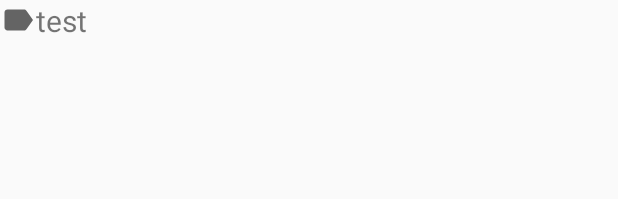
After one commit to MJYmajiayuan/Notepad, an Android app: the layout tag_item.xml on its own in the app's theme, with its tools: preview values and no code run, on a phone screen of 412 x 824 dp. The commit adds this screen. Shown: the top 199 px of the screen. Run offline under Robolectric (Android 15) with nearby library versions, the phone set to English and light mode, and no system bars.

Commit message:
thirteenth commit.

```diff
--- /dev/null
+++ b/app/src/main/res/drawable/ic_baseline_label_24.xml
@@ -0,0 +1,10 @@
+<vector xmlns:android="http://schemas.android.com/apk/res/android"
+    android:width="24dp"
+    android:height="24dp"
+    android:viewportWidth="24"
+    android:viewportHeight="24"
+    android:tint="?attr/colorControlNormal">
+  <path
+      android:fillColor="@android:color/white"
+      android:pathData="M17.63,5.84C17.27,5.33 16.67,5 16,5L5,5.01C3.9,5.01 3,5.9 3,7v10c0,1.1 0.9,1.99 2,1.99L16,19c0.67,0 1.27,-0.33 1.63,-0.84L22,12l-4.37,-6.16z"/>
+</vector>
--- /dev/null
+++ b/app/src/main/res/layout/tag_item.xml
@@ -0,0 +1,22 @@
+<?xml version="1.0" encoding="utf-8"?>
+<LinearLayout xmlns:android="http://schemas.android.com/apk/res/android"
+    xmlns:app="http://schemas.android.com/apk/res-auto"
+    android:layout_width="match_parent"
+    android:layout_height="wrap_content"
+    android:orientation="horizontal">
+
+    <ImageView
+        android:layout_width="wrap_content"
+        android:layout_height="wrap_content"
+        android:src="@drawable/ic_baseline_label_24"
+        android:layout_gravity="center_vertical"/>
+
+    <TextView
+        android:id="@+id/tag_text"
+        android:layout_width="wrap_content"
+        android:layout_height="wrap_content"
+        android:text="test"
+        android:textSize="20sp"
+        android:layout_gravity="center_vertical"/>
+
+</LinearLayout>
```
Also changed, not shown: app/src/main/java/com/android/notepad/MainActivity.java (+45 -23 lines), app/src/main/java/com/android/notepad/MainViewModel.java (+9 -0 lines), app/src/main/java/com/android/notepad/adapter/DrawerTagAdapter.java (added, +53 -0 lines), app/src/main/java/com/android/notepad/adapter/NoteAdapter.java (renamed from app/src/main/java/com/android/notepad/ui/home/NoteAdapter.java, +1 -7 lines), app/src/main/java/com/android/notepad/login/Repository.java (+11 -0 lines), app/src/main/java/com/android/notepad/login/dao/DatabaseUtils.java (added, +15 -0 lines), app/src/main/java/com/android/notepad/login/dao/NoteDao.java (+3 -7 lines), app/src/main/java/com/android/notepad/login/dao/NoteDatabaseHelper.java (+15 -9 lines), app/src/main/java/com/android/notepad/login/dao/TagDao.java (added, +63 -0 lines), app/src/main/java/com/android/notepad/login/model/Tag.java (added, +43 -0 lines), app/src/main/res/drawable/ic_baseline_menu_24.xml (added, +10 -0 lines), app/src/main/res/layout/activity_main.xml (+18 -6 lines).
